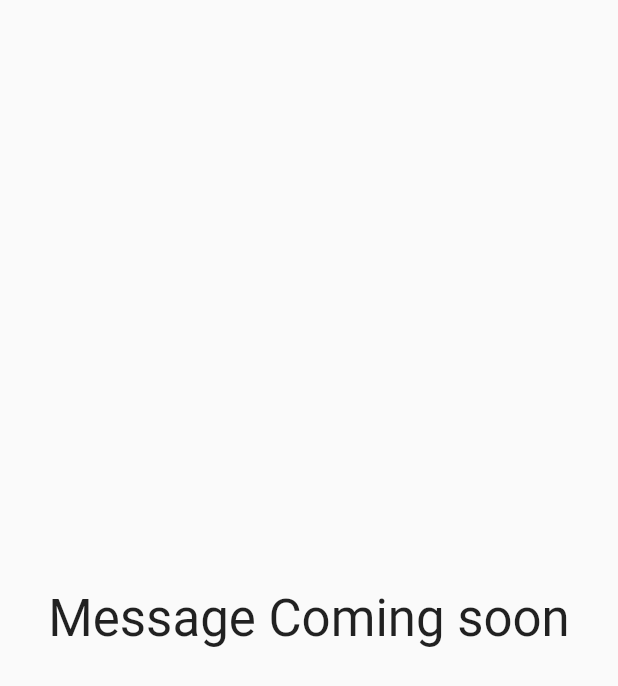
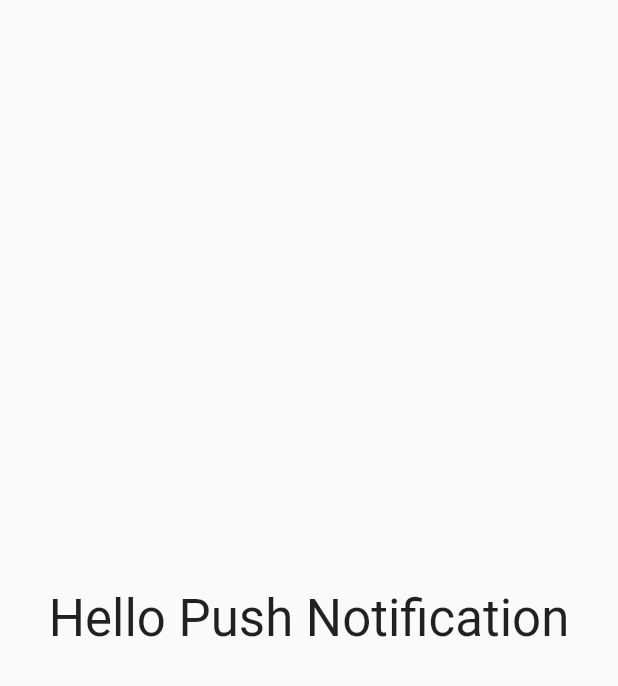
Before and after one commit to Masud99Rana/firebase-msg, a Flutter app: the screen it shows after launch, on a phone screen of 412 x 824 dp. Shown: the top 686 px of the screen. Run offline on Flutter 3.47's test engine with Material 2 defaults, Android fonts, the phone set to English and light mode, and no system bars; our stand-ins replace cloud_firestore, firebase_core, firebase_messaging; accounts and stored records are empty.

Commit message:
received push notification

```diff
--- a/lib/main.dart
+++ b/lib/main.dart
@@ -1,8 +1,16 @@
+// ignore_for_file: avoid_print
+
+import 'package:firebase_core/firebase_core.dart';
+import 'package:firebase_messaging/firebase_messaging.dart';
 import 'package:flutter/material.dart';
 import 'package:hello_fire/green_page.dart';
 import 'package:hello_fire/red_page.dart';
 
 void main() async {
+  // For firebase
+  WidgetsFlutterBinding.ensureInitialized();
+  await Firebase.initializeApp();
+
   runApp(const MyApp());
 }
 
@@ -31,13 +39,29 @@ class MyHomePage extends StatefulWidget {
 
 class _MyHomePageState extends State<MyHomePage> {
   @override
+  void initState() {
+    // TODO: implement initState
+    super.initState();
+
+    FirebaseMessaging.instance.getInitialMessage();
+    // Foreground
+    FirebaseMessaging.onMessage.listen((message) {
+      if (message.notification != null) {
+        print('------------>> Foreground');
+        print(message.notification!.body);
+        print(message.notification!.title);
+      }
+    });
+  }
+
+  @override
   Widget build(BuildContext context) {
     return const Scaffold(
       body: Padding(
         padding: EdgeInsets.all(18.0),
         child: Center(
           child: Text(
-            "Message Coming soon",
+            "Hello Push Notification",
             style: TextStyle(
               fontSize: 34,
             ),
--- a/pubspec.yaml
+++ b/pubspec.yaml
@@ -18,7 +18,7 @@ publish_to: "none" # Remove this line if you wish to publish to pub.dev
 version: 1.0.0+1
 
 environment:
-  sdk: ">=2.15.0-150.0.dev <3.0.0"
+  sdk: ">=2.12.0 <3.0.0"
 
 # Dependencies specify other packages that your package needs in order to work.
 # To automatically upgrade your package dependencies to the latest versions
```
Also changed, not shown: pubspec.lock, 1 other file.
